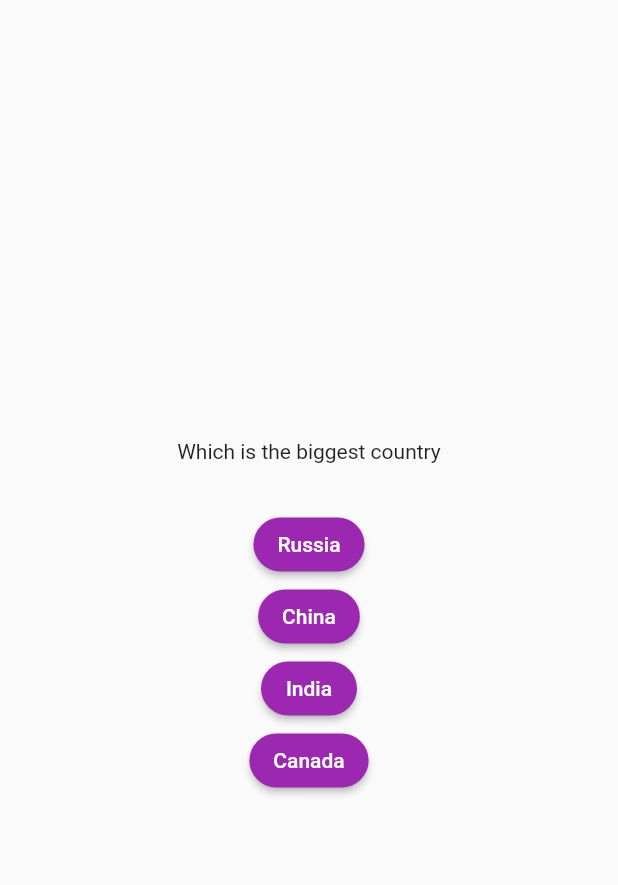
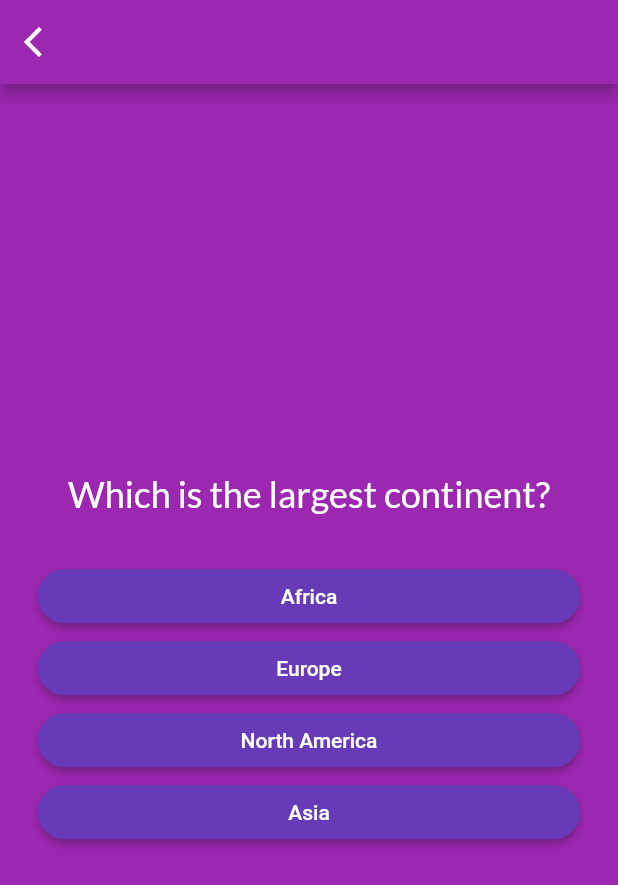
Before and after one commit to mbasnet123/quiz_app, a Flutter app: the screen it shows after launch, after a tap on "Run Quiz", after a tap on "China", on a phone screen of 412 x 824 dp. Shown: the top 885 px of the screen. Run offline on Flutter 3.47's test engine with Material 2 defaults, Android fonts, the light colour scheme and no system bars; our stand-ins replace google_fonts.

Commit message:
added all features

```diff
--- a/lib/models/quiz_questions.dart
+++ b/lib/models/quiz_questions.dart
@@ -5,10 +5,16 @@ class QuizQuestion {
 
   final String text;
   final List<String> answers;
+
+  List<String> getShuffledAnswers(){
+    final shuffledList = List.of(answers);
+    shuffledList.shuffle();
+    return shuffledList;
+  }
 }
 
 List<QuizQuestion> questionsList = [
-  QuizQuestion("Which is the biggest country", [
+  QuizQuestion("Which is the biggest country?", [
     "Russia",
     "China",
     "India",
@@ -57,4 +63,45 @@ List<QuizQuestion> questionsList = [
     "Mississippi"
   ]),
 
+  QuizQuestion("Which is the largest island in the world?", [
+    "Greenland",
+    "Australia",
+    "Borneo",
+    "Madagascar"
+  ]),
+
+  QuizQuestion("Which country is known as the 'Land of Fire and Ice'?", [
+    "Iceland",
+    "New Zealand",
+    "Norway",
+    "Indonesia"
+  ]),
+
+  QuizQuestion("Which lake is the deepest in the world?", [
+    "Lake Baikal",
+    "Lake Superior",
+    "Lake Tanganyika",
+    "Caspian Sea"
+  ]),
+
+  QuizQuestion("Which country is the largest producer of coffee?", [
+    "Brazil",
+    "Colombia",
+    "Vietnam",
+    "Ethiopia"
+  ]),
+
+  QuizQuestion("Which river flows through the Grand Canyon?", [
+    "Colorado River",
+    "Mississippi River",
+    "Amazon River",
+    "Nile River"
+  ]),
+
+  QuizQuestion("Which city is the capital of Australia?", [
+    "Canberra",
+    "Sydney",
+    "Melbourne",
+    "Brisbane"
+  ]),
 ];
--- a/lib/screens/question_screen.dart
+++ b/lib/screens/question_screen.dart
@@ -1,47 +1,93 @@
 import 'package:basics_two/models/quiz_questions.dart';
+import 'package:basics_two/screens/quiz.dart';
 import 'package:basics_two/widgets/answer_button.dart';
 import 'package:flutter/material.dart';
 import 'package:basics_two/models/quiz_questions.dart';
+import 'package:google_fonts/google_fonts.dart';
+
+import '../data/questions.dart';
 
 class QuestionPage extends StatefulWidget {
-  const QuestionPage({Key? key}) : super(key: key);
+  const QuestionPage({super.key, required this.onSelectAnswer});
+
+  final void Function(String answer) onSelectAnswer;
 
   @override
   State<QuestionPage> createState() => _QuestionPageState();
 }
 
 class _QuestionPageState extends State<QuestionPage> {
-  final currentQuestion = questionsList[0];
+  var currentQuestionIndex = 0;
+
+  void answerQuestion(String selectedAnswer) {
+    widget.onSelectAnswer(selectedAnswer);
+    // currentQuestionIndex = currentQuestionIndex +1;
+    // currentQuestionIndex+=1;
+    setState(() {
+      currentQuestionIndex++;
+    });
+  }
 
   @override
   Widget build(BuildContext context) {
     // final currentQuestion = QuizQuestion[0];
+    final currentQuestion = questionsList[currentQuestionIndex];
     return Scaffold(
+      appBar: AppBar(
+        backgroundColor: Colors.purple,
+        leading: IconButton(
+          onPressed: () {
+            Navigator.push(context, MaterialPageRoute(builder: (context) {
+              return QuizPage();
+            }));
+          },
+          icon: const Icon(Icons.arrow_back_ios),
+        ),
+      ),
+      backgroundColor: Colors.purple,
       body: SizedBox(
         width: double.infinity,
+        child: Container(
+          margin: const EdgeInsets.all(25),
           child: Column(
             mainAxisAlignment: MainAxisAlignment.center,
+            crossAxisAlignment: CrossAxisAlignment.stretch,
             children: [
-            Text(currentQuestion.text),
+              Text(
+                currentQuestion.text,
+                style: GoogleFonts.lato(
+                   color: Colors.white,
+                  fontSize: 24,
+                ),
+                textAlign: TextAlign.center,
+              ),
               const SizedBox(
                 height: 30,
               ),
-            AnswerButton(
-              answer: currentQuestion.answers[0],
-              onPress: () {},
-            ),
-            AnswerButton(
-              answer: currentQuestion.answers[1],
-              onPress: () {},
-            ),
-            AnswerButton(
-              answer: currentQuestion.answers[2],
-              onPress: () {},
-            ),
-            AnswerButton(
-              answer: currentQuestion.answers[3],
-              onPress: () {},
-            ),
+              ...currentQuestion.getShuffledAnswers().map((ans) {
+                return AnswerButton(
+                  answer: ans,
+                  onPress: (){
+                    answerQuestion(ans);
+                  },
+                );
+              }),
+              // AnswerButton(
+              //   answer: currentQuestion.answers[0],
+              //   onPress: () {},
+              // ),
+              // AnswerButton(
+              //   answer: currentQuestion.answers[1],
+              //   onPress: () {},
+              // ),
+              // AnswerButton(
+              //   answer: currentQuestion.answers[2],
+              //   onPress: () {},
+              // ),
+              // AnswerButton(
+              //   answer: currentQuestion.answers[3],
+              //   onPress: () {},
+              // ),
               // AnswerButton(
               //   answer: currentQuestion.answers[4],
               //   onPress: () {},
@@ -49,6 +95,7 @@ class _QuestionPageState extends State<QuestionPage> {
             ],
           ),
         ),
+      ),
     );
   }
 }
--- a/lib/screens/quiz.dart
+++ b/lib/screens/quiz.dart
@@ -1,9 +1,13 @@
 import 'package:basics_two/screens/home_page.dart';
 import 'package:basics_two/screens/question_screen.dart';
 import 'package:flutter/material.dart';
+import 'package:basics_two/models/quiz_questions.dart';
+import 'package:basics_two/screens/result_screen.dart';
 
 class QuizPage extends StatefulWidget {
-  const QuizPage({Key? key}) : super(key: key);
+  const QuizPage({
+    super.key,
+  });
 
   @override
   State<QuizPage> createState() => _QuizPageState();
@@ -12,7 +16,7 @@ class QuizPage extends StatefulWidget {
 class _QuizPageState extends State<QuizPage> {
   // Widget? activeScreen;
   var activeScreen = 'start_screen';
-
+  List<String> selectedAnswers = [];
 
   // @override
   // void initState() {
@@ -28,12 +32,31 @@ class _QuizPageState extends State<QuizPage> {
     });
   }
 
+  void chooseAnswer(String answer) {
+    selectedAnswers.add(answer);
+
+    if(selectedAnswers.length == questionsList.length){
+      setState(() {
+        // selectedAnswers = [];
+        activeScreen = 'results-screen';
+      });
+    }
+  }
+
   @override
   Widget build(BuildContext context) {
     Widget screenWidget = HomePage(switchScreen);
 
-    if(activeScreen == 'questions_screen'){
-      screenWidget = QuestionPage();
+    if (activeScreen == 'questions_screen') {
+      screenWidget = QuestionPage(
+        onSelectAnswer: chooseAnswer,
+      );
+    }
+
+    if(activeScreen == "results-screen"){
+      screenWidget = ResultScreen(
+        chosenAnswers: selectedAnswers,
+      );
     }
 
     // return activeScreen!;
--- a/lib/widgets/answer_button.dart
+++ b/lib/widgets/answer_button.dart
@@ -13,7 +13,7 @@ class AnswerButton extends StatelessWidget{
     return ElevatedButton(onPressed: onPress,
         style: ElevatedButton.styleFrom(
           // maximumSize: Size(30, 15),
-          backgroundColor: Colors.purple,
+          backgroundColor: Colors.deepPurple,
           foregroundColor: Colors.white,
           shape: const RoundedRectangleBorder(
             borderRadius: BorderRadius.all(Radius.circular(28))
--- a/pubspec.yaml
+++ b/pubspec.yaml
@@ -34,7 +34,8 @@ dependencies:
 
   # The following adds the Cupertino Icons font to your application.
   # Use with the CupertinoIcons class for iOS style icons.
-  cupertino_icons: ^1.0.2
+  cupertino_icons: ^1.0.5
+  google_fonts: ^5.0.0
 
 dev_dependencies:
   flutter_test:
@@ -45,7 +46,7 @@ dev_dependencies:
   # activated in the `analysis_options.yaml` file located at the root of your
   # package. See that file for information about deactivating specific lint
   # rules and activating additional ones.
-  flutter_lints: ^2.0.0
+  flutter_lints: ^2.0.1
 
 # For information on the generic Dart part of this file, see the
 # following page: https://dart.dev/tools/pub/pubspec
```
Also changed, not shown: lib/data/questions.dart (added, +53 -0 lines), lib/screens/result_screen.dart (added, +57 -0 lines), lib/widgets/questions_summary.dart (added, +59 -0 lines), pubspec.lock, 1 other file. Lines whose indentation alone changed are shown as unchanged.
